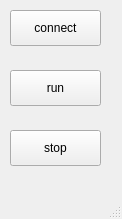
cchafe/hacktrip, file chuckTrip/app/mainwindow.ui: the form before one commit.
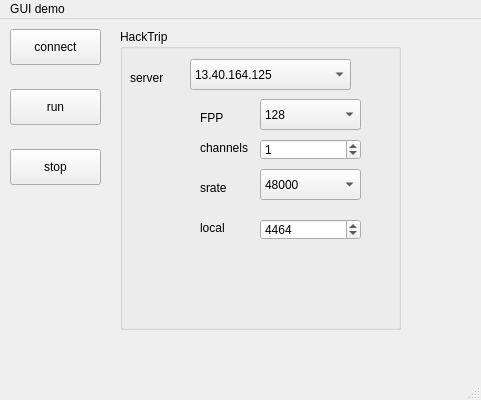
The form after the commit.

Commit message: basic get / set and GUI knobs

Patch:
```diff
--- a/chuckTrip/app/mainwindow.ui
+++ b/chuckTrip/app/mainwindow.ui
@@ -6,8 +6,8 @@
    <rect>
     <x>0</x>
     <y>0</y>
-    <width>122</width>
-    <height>219</height>
+    <width>481</width>
+    <height>400</height>
    </rect>
   </property>
   <property name="windowTitle">
@@ -53,16 +53,184 @@
      <string>stop</string>
     </property>
    </widget>
+   <widget class="QGroupBox" name="groupBox">
+    <property name="geometry">
+     <rect>
+      <x>120</x>
+      <y>10</y>
+      <width>281</width>
+      <height>301</height>
+     </rect>
+    </property>
+    <property name="title">
+     <string>HackTrip </string>
+    </property>
+    <widget class="QSpinBox" name="channelsSpinBox">
+     <property name="geometry">
+      <rect>
+       <x>140</x>
+       <y>110</y>
+       <width>101</width>
+       <height>21</height>
+      </rect>
+     </property>
+     <property name="value">
+      <number>1</number>
+     </property>
+    </widget>
+    <widget class="QComboBox" name="FPPcomboBox">
+     <property name="geometry">
+      <rect>
+       <x>140</x>
+       <y>70</y>
+       <width>101</width>
+       <height>31</height>
+      </rect>
+     </property>
+     <item>
+      <property name="text">
+       <string>128</string>
+      </property>
+     </item>
+     <item>
+      <property name="text">
+       <string>256</string>
+      </property>
+     </item>
+    </widget>
+    <widget class="QLabel" name="label">
+     <property name="geometry">
+      <rect>
+       <x>80</x>
+       <y>80</y>
+       <width>54</width>
+       <height>17</height>
+      </rect>
+     </property>
+     <property name="text">
+      <string>FPP</string>
+     </property>
+    </widget>
+    <widget class="QLabel" name="label_2">
+     <property name="geometry">
+      <rect>
+       <x>80</x>
+       <y>110</y>
+       <width>54</width>
+       <height>17</height>
+      </rect>
+     </property>
+     <property name="text">
+      <string>channels</string>
+     </property>
+    </widget>
+    <widget class="QComboBox" name="serverComboBox">
+     <property name="geometry">
+      <rect>
+       <x>70</x>
+       <y>30</y>
+       <width>161</width>
+       <height>31</height>
+      </rect>
+     </property>
+     <item>
+      <property name="text">
+       <string>13.40.164.125</string>
+      </property>
+     </item>
+     <item>
+      <property name="text">
+       <string>3.231.55.190</string>
+      </property>
+     </item>
+    </widget>
+    <widget class="QLabel" name="label_3">
+     <property name="geometry">
+      <rect>
+       <x>10</x>
+       <y>40</y>
+       <width>54</width>
+       <height>17</height>
+      </rect>
+     </property>
+     <property name="text">
+      <string>server</string>
+     </property>
+    </widget>
+    <widget class="QComboBox" name="srateComboBox">
+     <property name="geometry">
+      <rect>
+       <x>140</x>
+       <y>140</y>
+       <width>101</width>
+       <height>31</height>
+      </rect>
+     </property>
+     <item>
+      <property name="text">
+       <string>48000</string>
+      </property>
+     </item>
+    </widget>
+    <widget class="QLabel" name="label_4">
+     <property name="geometry">
+      <rect>
+       <x>80</x>
+       <y>150</y>
+       <width>54</width>
+       <height>17</height>
+      </rect>
+     </property>
+     <property name="text">
+      <string>srate</string>
+     </property>
+    </widget>
+    <widget class="QLabel" name="label_5">
+     <property name="geometry">
+      <rect>
+       <x>80</x>
+       <y>190</y>
+       <width>54</width>
+       <height>17</height>
+      </rect>
+     </property>
+     <property name="text">
+      <string>local</string>
+     </property>
+    </widget>
+    <widget class="QSpinBox" name="localUDPspinBox">
+     <property name="geometry">
+      <rect>
+       <x>140</x>
+       <y>190</y>
+       <width>101</width>
+       <height>21</height>
+      </rect>
+     </property>
+     <property name="maximum">
+      <number>99999</number>
+     </property>
+     <property name="value">
+      <number>4464</number>
+     </property>
+    </widget>
+   </widget>
   </widget>
   <widget class="QMenuBar" name="menubar">
    <property name="geometry">
     <rect>
      <x>0</x>
      <y>0</y>
-     <width>122</width>
+     <width>481</width>
      <height>27</height>
     </rect>
    </property>
+   <widget class="QMenu" name="menuGUI_demo">
+    <property name="title">
+     <string>GUI demo</string>
+    </property>
+   </widget>
+   <addaction name="menuGUI_demo"/>
   </widget>
   <widget class="QStatusBar" name="statusbar"/>
  </widget>
```
The commit also changes 4 other files.
